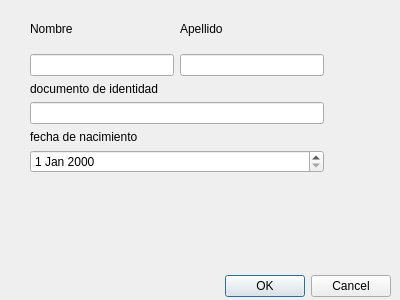
First picture: the form in PA/regu.ui, repository keisy43/superproyecto_alse, before the edit.
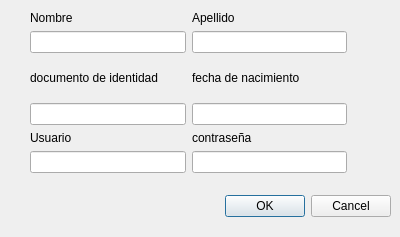
Second picture: the form after the edit.

```diff
--- a/PA/regu.ui
+++ b/PA/regu.ui
@@ -7,7 +7,7 @@
     <x>0</x>
     <y>0</y>
     <width>400</width>
-    <height>300</height>
+    <height>237</height>
    </rect>
   </property>
   <property name="windowTitle">
@@ -17,7 +17,7 @@
    <property name="geometry">
     <rect>
      <x>50</x>
-     <y>270</y>
+     <y>190</y>
      <width>341</width>
      <height>32</height>
     </rect>
@@ -33,13 +33,13 @@
    <property name="geometry">
     <rect>
      <x>30</x>
-     <y>10</y>
-     <width>294</width>
-     <height>163</height>
+     <y>11</y>
+     <width>317</width>
+     <height>162</height>
     </rect>
    </property>
-   <layout class="QGridLayout" name="gridLayout_2">
-    <item row="0" column="0">
+   <layout class="QGridLayout" name="gridLayout_3">
+    <item row="0" column="0" colspan="2">
      <layout class="QGridLayout" name="gridLayout">
       <item row="0" column="0">
        <widget class="QLabel" name="label">
@@ -64,26 +64,46 @@
      </layout>
     </item>
     <item row="1" column="0">
-     <layout class="QVBoxLayout" name="verticalLayout">
-      <item>
-       <widget class="QLabel" name="label_3">
+     <widget class="QLabel" name="label_3">
+      <property name="text">
+       <string>documento de identidad</string>
+      </property>
+     </widget>
+    </item>
+    <item row="1" column="1">
+     <widget class="QLabel" name="label_4">
+      <property name="text">
+       <string>fecha de nacimiento </string>
+      </property>
+     </widget>
+    </item>
+    <item row="2" column="0">
+     <widget class="QLineEdit" name="docident"/>
+    </item>
+    <item row="2" column="1">
+     <widget class="QLineEdit" name="fechan"/>
+    </item>
+    <item row="3" column="0" colspan="2">
+     <layout class="QGridLayout" name="gridLayout_2">
+      <item row="0" column="0">
+       <widget class="QLabel" name="label_5">
         <property name="text">
-         <string>documento de identidad</string>
+         <string>Usuario</string>
         </property>
        </widget>
       </item>
-      <item>
-       <widget class="QLineEdit" name="docident"/>
-      </item>
-      <item>
-       <widget class="QLabel" name="label_4">
+      <item row="0" column="1">
+       <widget class="QLabel" name="label_6">
         <property name="text">
-         <string>fecha de nacimiento </string>
+         <string>contraseña</string>
         </property>
        </widget>
       </item>
-      <item>
-       <widget class="QDateEdit" name="fechan"/>
+      <item row="1" column="0">
+       <widget class="QLineEdit" name="_nickname"/>
+      </item>
+      <item row="1" column="1">
+       <widget class="QLineEdit" name="contra"/>
       </item>
      </layout>
     </item>
```
